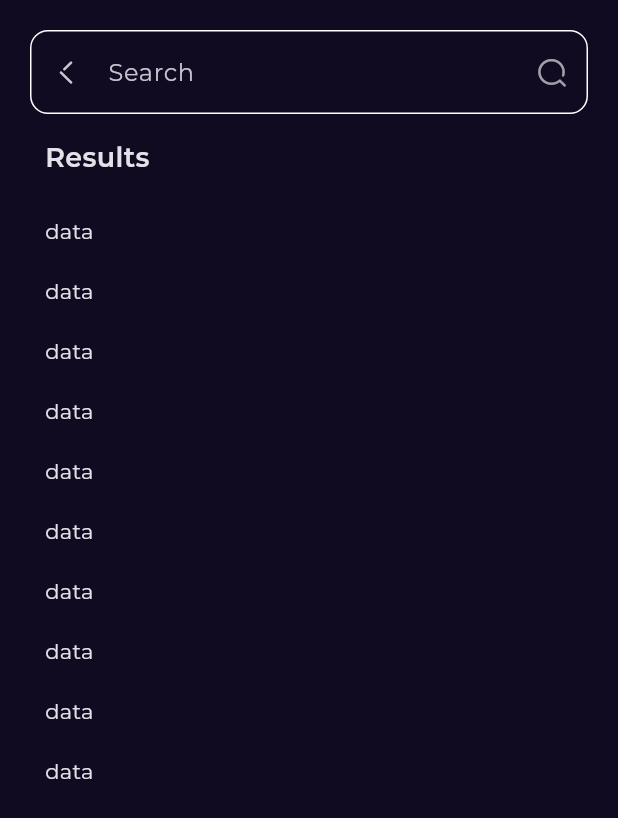
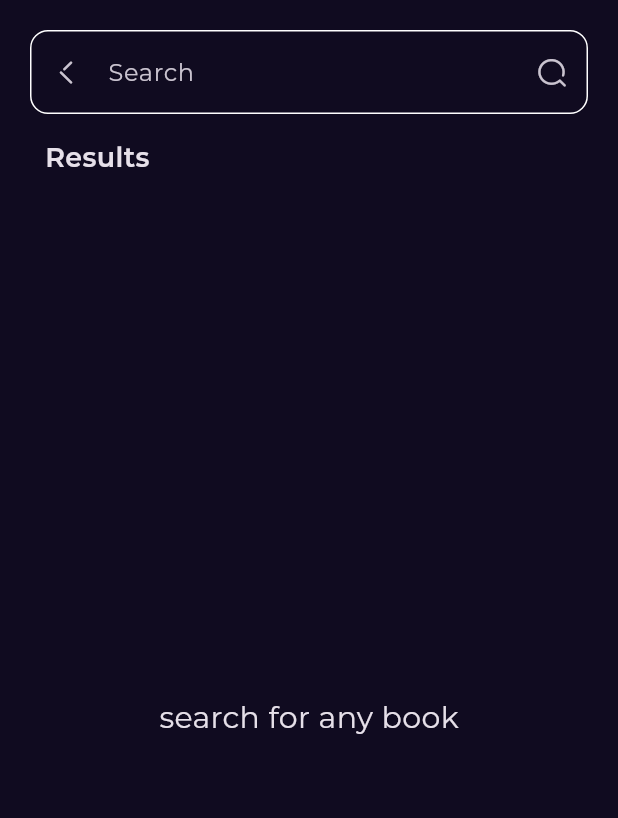
Before and after one commit to Ibrahim653/BooklyApp, a Flutter app: the screen it shows after launch, after a tap on an icon or button, on a phone screen of 412 x 824 dp. Shown: the top 818 px of the screen. Run offline on Flutter 3.47's test engine with Material 3 defaults, Android fonts, the phone set to English and light mode, and no system bars; our stand-ins replace bloc, cached_network_image, dartz, dio, equatable, flutter_bloc and 5 more; network calls fail.

Commit message:
finish search screen and cubit and impl

```diff
--- a/bookly_app/lib/core/utils/service_locator.dart
+++ b/bookly_app/lib/core/utils/service_locator.dart
@@ -2,6 +2,7 @@ import 'package:dio/dio.dart';
 import 'package:get_it/get_it.dart';
 import 'package:test/core/utils/api_service.dart';
 import 'package:test/features/home/data/repos/home_repo_impl.dart';
+import 'package:test/features/search/data/repos/search_repo_impl.dart';
 
 final getIt = GetIt.instance;
 
@@ -9,4 +10,5 @@ void setupServiceLocator() {
     getIt.registerSingleton<ApiService>(ApiService(Dio()));
 
   getIt.registerSingleton<HomeRepoImpl>(HomeRepoImpl(getIt.get<ApiService>()));
+  getIt.registerSingleton<SearchRepoImpl>(SearchRepoImpl(getIt.get<ApiService>()));
 }
--- a/bookly_app/lib/features/home/presentation/views/widgets/best_seller_listview.dart
+++ b/bookly_app/lib/features/home/presentation/views/widgets/best_seller_listview.dart
@@ -1,6 +1,7 @@
 import 'package:flutter/material.dart';
 import 'package:flutter_bloc/flutter_bloc.dart';
 import 'package:test/core/widgets/custom_error_widget.dart';
+import 'package:test/core/widgets/custom_loading_indicator.dart';
 import 'package:test/core/widgets/shimmer.dart';
 import 'package:test/features/home/presentation/manager/newest_books_cubit/newest_books_cubit.dart';
 
@@ -29,11 +30,11 @@ class BestSellerListView extends StatelessWidget {
           );
         } else if (state is NewestBooksFailure) {
           return CustomErrorWidget(errMessage: state.errMessage);
-        } else if (state is NewestBooksLoading) {
-          return const ShimmerEffect();
-        } else {
-          return const SizedBox();
-        }
+          } else if (state is NewestBooksLoading) {
+            return const ShimmerEffect();
+          } else {
+            return const CustomLoadingIndicator();
+          }
       },
     );
   }
--- a/bookly_app/lib/features/search/data/repos/search_repo_impl.dart
+++ b/bookly_app/lib/features/search/data/repos/search_repo_impl.dart
@@ -1,35 +1,33 @@
 import 'package:dartz/dartz.dart';
 import 'package:dio/dio.dart';
-import 'package:test/core/errors/failures.dart';
-import 'package:test/core/utils/api_service.dart';
-import 'package:test/features/home/data/models/book_model/book_model.dart';
 import 'package:test/features/search/data/repos/search_repo.dart';
+
+import '../../../../core/errors/failures.dart';
+import '../../../../core/utils/api_service.dart';
+import '../../../home/data/models/book_model/book_model.dart';
 
 class SearchRepoImpl implements SearchRepo {
   final ApiService apiService;
 
   SearchRepoImpl(this.apiService);
 
+
   @override
-  Future<Either<Failure, List<BookModel>>> fetchSearchedBooks(
-      String searchWord) async {
+  Future<Either<Failure, List<BookModel>>> fetchSearchedBooks(String word) async {
     try {
-      Map<String, dynamic> data = await apiService.get(
-        endpoint: 'volumes?Filtering=free-ebooks&q=$searchWord',
+      var data = await apiService.get(
+        endpoint: 'volumes?Filtering=free-ebooks&q=$word',
       );
-      if (data.containsKey(searchWord)) {
-        List<BookModel> books = data['items']
-            .map<BookModel>((item) => BookModel.fromJson(item))
-            .toList();
-        return right(books);
-      } else {
-        return left(ServerFailure('Items not found in data'));
+      List<BookModel> books = [];
+      for (var item in data['items']) {
+        books.add(BookModel.fromJson(item));
       }
+      return right(books);
     } catch (e) {
       if (e is DioException) {
         return left(ServerFailure.fromDioException(e));
       }
-      return left(ServerFailure(e.toString()));
+      return left(ServerFailure('oOps,please try again'));
     }
   }
 }
--- /dev/null
+++ b/bookly_app/lib/features/search/presentation/manager/searched_books_cubit/searched_books_cubit.dart
@@ -0,0 +1,21 @@
+import 'package:equatable/equatable.dart';
+import 'package:flutter_bloc/flutter_bloc.dart';
+
+import '../../../../home/data/models/book_model/book_model.dart';
+import '../../../data/repos/search_repo.dart';
+
+part 'searched_books_state.dart';
+
+class SearchedBooksCubit extends Cubit<SearchedBooksState> {
+  SearchedBooksCubit(this.searchRepo) : super(SearchedBooksInitial());
+  final SearchRepo searchRepo;
+  Future<void> fetchSearchedBooks({required String searchWord}) async {
+    emit(SearchedBooksLoading());
+    var result = await searchRepo.fetchSearchedBooks(searchWord);
+    result.fold((failure) {
+      emit(SearchedBooksFailure(failure.errMessage));
+    }, (books) {
+      emit(SearchedBooksSuccess(books));
+    });
+  }
+}
--- /dev/null
+++ b/bookly_app/lib/features/search/presentation/manager/searched_books_cubit/searched_books_state.dart
@@ -0,0 +1,23 @@
+part of 'searched_books_cubit.dart';
+
+class SearchedBooksState extends Equatable {
+  const SearchedBooksState();
+  @override
+  List<Object> get props => [];
+}
+
+final class SearchedBooksInitial extends SearchedBooksState {}
+
+final class SearchedBooksLoading extends SearchedBooksState {}
+
+final class SearchedBooksSuccess extends SearchedBooksState {
+  final List<BookModel> books;
+
+  const SearchedBooksSuccess(this.books);
+}
+
+final class SearchedBooksFailure extends SearchedBooksState {
+  final String errMessage;
+
+  const SearchedBooksFailure(this.errMessage);
+}
--- a/bookly_app/lib/features/search/presentation/views/widgets/custom_search_text_field.dart
+++ b/bookly_app/lib/features/search/presentation/views/widgets/custom_search_text_field.dart
@@ -1,6 +1,6 @@
 import 'package:flutter/material.dart';
-import 'package:go_router/go_router.dart';
-
+import 'package:flutter_bloc/flutter_bloc.dart';
+import 'package:test/features/search/presentation/manager/searched_books_cubit/searched_books_cubit.dart';
 import '../../../../../core/utils/icon_broken.dart';
 
 class CustomSearchTextField extends StatelessWidget {
@@ -9,21 +9,23 @@ class CustomSearchTextField extends StatelessWidget {
   @override
   Widget build(BuildContext context) {
     return TextField(
+      onChanged: (value) {
+        BlocProvider.of<SearchedBooksCubit>(context)
+            .fetchSearchedBooks(searchWord: value);
+      },
+      onSubmitted: (value) {
+        BlocProvider.of<SearchedBooksCubit>(context)
+            .fetchSearchedBooks(searchWord: value);
+      },
       decoration: InputDecoration(
         enabledBorder: buildOutlineInputBorder(),
         focusedBorder: buildOutlineInputBorder(),
         hintText: 'Search',
-        suffixIcon: IconButton(
-          onPressed: () {},
-          icon: const Opacity(
-            opacity: 0.8,
-            child: Icon(
-              IconBroken.Search,
-              size: 22,
-            ),
-          ),
+        suffixIcon: const Icon(
+          IconBroken.Search,
+          size: 22,
         ),
-        prefixIcon:IconButton(
+        prefixIcon: IconButton(
           onPressed: () {
             Navigator.of(context).pop();
           },
--- /dev/null
+++ b/bookly_app/lib/features/search/presentation/views/widgets/search_result_listview.dart
@@ -0,0 +1,45 @@
+import 'package:flutter/material.dart';
+import 'package:flutter_bloc/flutter_bloc.dart';
+import 'package:test/core/widgets/custom_error_widget.dart';
+import 'package:test/core/widgets/shimmer.dart';
+import 'package:test/features/home/presentation/views/widgets/best_seller_listview_item.dart';
+
+import '../../../../../core/utils/styles.dart';
+import '../../manager/searched_books_cubit/searched_books_cubit.dart';
+
+class SearchResultListView extends StatelessWidget {
+  const SearchResultListView({super.key});
+
+  @override
+  Widget build(BuildContext context) {
+    return BlocBuilder<SearchedBooksCubit, SearchedBooksState>(
+      builder: (context, state) {
+        if (state is SearchedBooksSuccess) {
+          return ListView.builder(
+            itemCount: state.books.length,
+            padding: EdgeInsets.zero,
+            itemBuilder: (context, index) {
+              return Padding(
+                padding: const EdgeInsets.only(bottom: 20,left: 20),
+                child: BookListViewItem(
+                  bookModel: state.books[index],
+                ),
+              );
+            },
+          );
+        } else if (state is SearchedBooksFailure) {
+          return CustomErrorWidget(errMessage: state.errMessage);
+        } else if (state is SearchedBooksLoading) {
+          return const ShimmerEffect();
+        } else {
+          return const Center(
+            child: Text(
+              'search for any book',
+              style: Styles.textStyle20,
+            ),
+          );
+        }
+      },
+    );
+  }
+}
--- a/bookly_app/lib/features/search/presentation/views/widgets/search_view_body.dart
+++ b/bookly_app/lib/features/search/presentation/views/widgets/search_view_body.dart
@@ -1,5 +1,7 @@
 import 'package:flutter/material.dart';
+import 'package:flutter/widgets.dart';
 import 'package:test/features/search/presentation/views/widgets/custom_search_text_field.dart';
+import 'package:test/features/search/presentation/views/widgets/search_result_listview.dart';
 
 import '../../../../../core/utils/styles.dart';
 
@@ -8,7 +10,7 @@ class SearchViewBody extends StatelessWidget {
 
   @override
   Widget build(BuildContext context) {
-    return  const Column(
+    return const Column(
       crossAxisAlignment: CrossAxisAlignment.start,
       children: [
         SizedBox(height: 20),
@@ -27,21 +29,3 @@ class SearchViewBody extends StatelessWidget {
     );
   }
 }
-
-class SearchResultListView extends StatelessWidget {
-  const SearchResultListView({super.key});
-
-  @override
-  Widget build(BuildContext context) {
-    return ListView.builder(
-      padding: const EdgeInsets.symmetric(horizontal: 30),
-      itemBuilder: (context, index) {
-        return const Padding(
-          padding: EdgeInsets.symmetric(vertical: 10),
-          child: Text('data'),
-        );
-      },
-      itemCount: 10,
-    );
-  }
-}
--- a/bookly_app/lib/main.dart
+++ b/bookly_app/lib/main.dart
@@ -7,6 +7,8 @@ import 'package:test/core/utils/service_locator.dart';
 import 'package:test/features/home/data/repos/home_repo_impl.dart';
 import 'package:test/features/home/presentation/manager/featured_books_cubit/featured_books_cubit.dart';
 import 'package:test/features/home/presentation/manager/newest_books_cubit/newest_books_cubit.dart';
+import 'package:test/features/search/data/repos/search_repo_impl.dart';
+import 'package:test/features/search/presentation/manager/searched_books_cubit/searched_books_cubit.dart';
 import 'core/utils/windows_scroll.dart';
 import 'package:google_fonts/google_fonts.dart';
 
@@ -32,6 +34,10 @@ class BooklyApp extends StatelessWidget {
           create: (BuildContext context) =>
               NewestBooksCubit(getIt.get<HomeRepoImpl>())..fetchNewestBooks(),
         ),
+        BlocProvider<SearchedBooksCubit>(
+          create: (BuildContext context) =>
+              SearchedBooksCubit(getIt.get<SearchRepoImpl>()),
+        ),
       ],
       child: MaterialApp.router(
         routerConfig: AppRouter.router,
```
Also changed, not shown: bookly_app/lib/features/home/presentation/manager/featured_books_cubit/featured_books_state.dart (line endings or trailing spaces).
